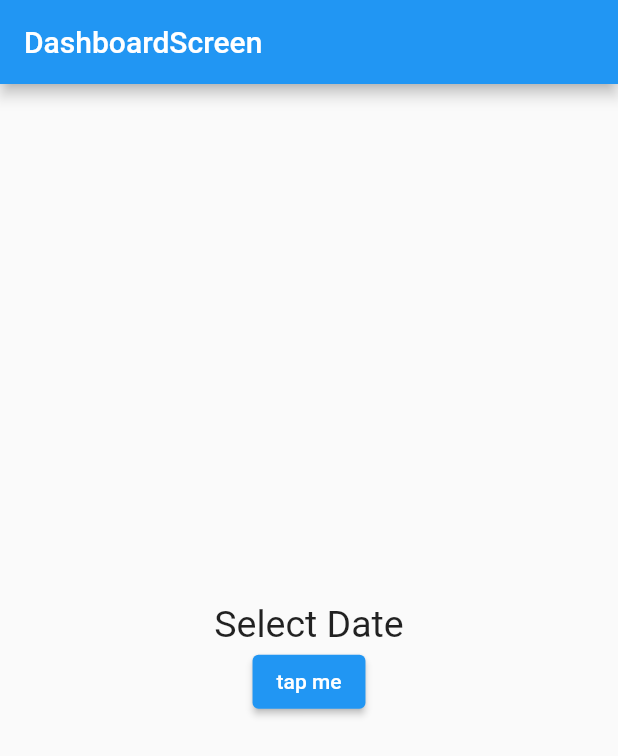
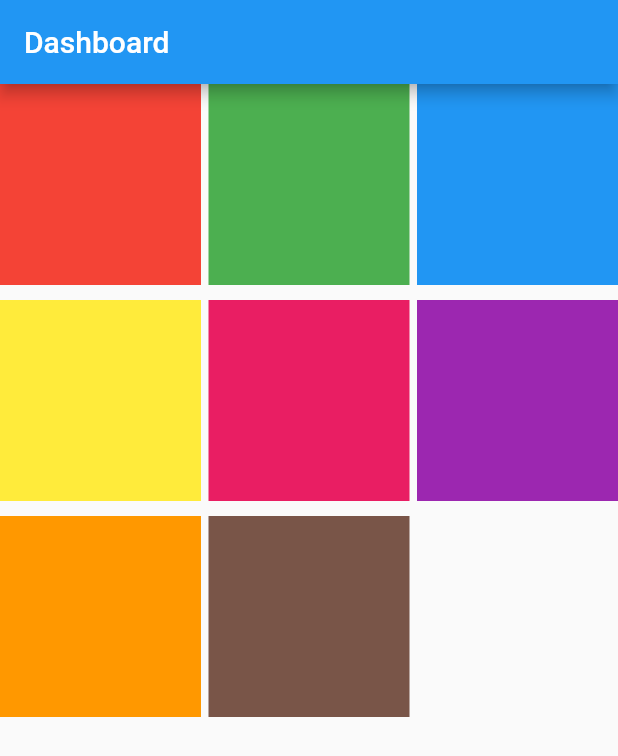
Before and after one commit to maharshi-sinha/Learn_Flutter, a Flutter app: the screen it shows after launch, on a phone screen of 412 x 824 dp. Shown: the top 756 px of the screen. Run offline on Flutter 3.47's test engine with Material 2 defaults, Android fonts, the phone set to English and light mode, and no system bars.

Commit message:
GridView.count

```diff
--- a/lib/main.dart
+++ b/lib/main.dart
@@ -1,62 +1,58 @@
 import 'package:flutter/material.dart';
 import 'package:project1/ui_helper/util.dart';
-import 'package:intl/intl_browser.dart';
 
 void main() {
   runApp(FlutterApp());
 }
 
 class FlutterApp extends StatelessWidget {
+  const FlutterApp({super.key});
+
   @override
   Widget build(BuildContext context) {
     return MaterialApp(
       title: "Flutter App",
-      theme: ThemeData(
-        primarySwatch: Colors.blue,
-      ),
+      theme: ThemeData(primarySwatch: Colors.blue),
       home: DashboardScreen(),
     );
   }
 }
 
-class DashboardScreen extends StatefulWidget {
-  @override
-  State<DashboardScreen> createState() => _DashboardScreenState();
-}
+class DashboardScreen extends StatelessWidget {
+  DashboardScreen({super.key});
 
-class _DashboardScreenState extends State<DashboardScreen> {
-  var time = DateTime.now();
+  var arrColors = [
+    Colors.red,
+    Colors.green,
+    Colors.blue,
+    Colors.yellow,
+    Colors.pink,
+    Colors.purple,
+    Colors.orange,
+    Colors.brown
+  ];
 
   @override
   Widget build(BuildContext context) {
     return Scaffold(
-        appBar: AppBar(
-          title: Text('DashboardScreen'),
-        ),
-        body: Center(
-          child: Column(
-            mainAxisAlignment: MainAxisAlignment.center,
-            children: [
-              Text(
-                "Select Date",
-                style: TextStyle(fontSize: 25),
-              ),
-              ElevatedButton(
-                  onPressed: (() async {
-                    DateTime? datePicked = await showDatePicker(
-                        context: context,
-                        initialDate: DateTime.now(),
-                        firstDate: DateTime(2021),
-                        lastDate: DateTime(2026));
-
-                    if (datePicked != null) {
-                      print(
-                          'Date Selected: ${datePicked.year}-${datePicked.month}-${datePicked.day}');
-                    }
-                  }),
-                  child: Text("tap me")),
-            ],
-          ),
-        ));
+      appBar: AppBar(
+        title: Text("Dashboard"),
+      ),
+      body: GridView.count(
+        crossAxisCount: 3,
+        crossAxisSpacing: 5,
+        mainAxisSpacing: 10,
+        children: [
+          Container(color: arrColors[0]),
+          Container(color: arrColors[1]),
+          Container(color: arrColors[2]),
+          Container(color: arrColors[3]),
+          Container(color: arrColors[4]),
+          Container(color: arrColors[5]),
+          Container(color: arrColors[6]),
+          Container(color: arrColors[7]),
+        ],
+      ),
+    );
   }
 }
```
